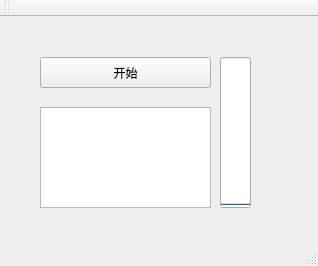
Before: the Qt Designer form IFLY_L/mainwindow.ui in sqbbingo/xunfei, drawn with Qt 5.
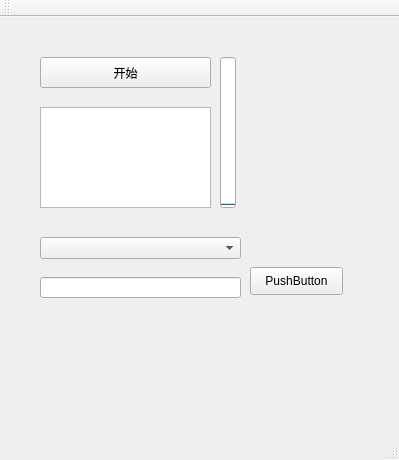
After: the same form once the commit is applied.

The edit to the form file:
```diff
--- a/IFLY_L/mainwindow.ui
+++ b/IFLY_L/mainwindow.ui
@@ -6,8 +6,8 @@
    <rect>
     <x>0</x>
     <y>0</y>
-    <width>318</width>
-    <height>266</height>
+    <width>399</width>
+    <height>460</height>
    </rect>
   </property>
   <property name="windowTitle">
@@ -32,7 +32,7 @@
      <rect>
       <x>220</x>
       <y>40</y>
-      <width>31</width>
+      <width>16</width>
       <height>151</height>
      </rect>
     </property>
@@ -56,6 +56,39 @@
      </rect>
     </property>
    </widget>
+   <widget class="QComboBox" name="comboBox">
+    <property name="geometry">
+     <rect>
+      <x>40</x>
+      <y>220</y>
+      <width>201</width>
+      <height>22</height>
+     </rect>
+    </property>
+   </widget>
+   <widget class="QPushButton" name="pushButton">
+    <property name="geometry">
+     <rect>
+      <x>250</x>
+      <y>250</y>
+      <width>93</width>
+      <height>28</height>
+     </rect>
+    </property>
+    <property name="text">
+     <string>PushButton</string>
+    </property>
+   </widget>
+   <widget class="QLineEdit" name="lineEdit">
+    <property name="geometry">
+     <rect>
+      <x>40</x>
+      <y>260</y>
+      <width>201</width>
+      <height>21</height>
+     </rect>
+    </property>
+   </widget>
   </widget>
   <widget class="QMenuBar" name="menuBar">
    <property name="geometry">
```
Left out of the diff: 4 changed lines with no effect on the pictures.
